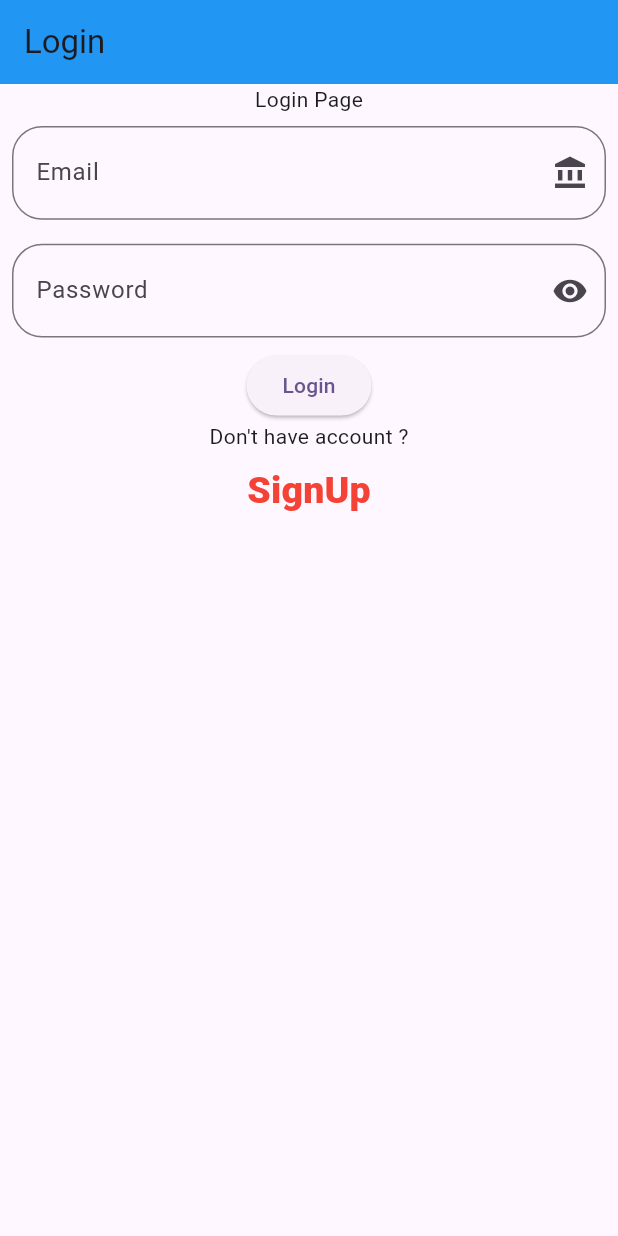
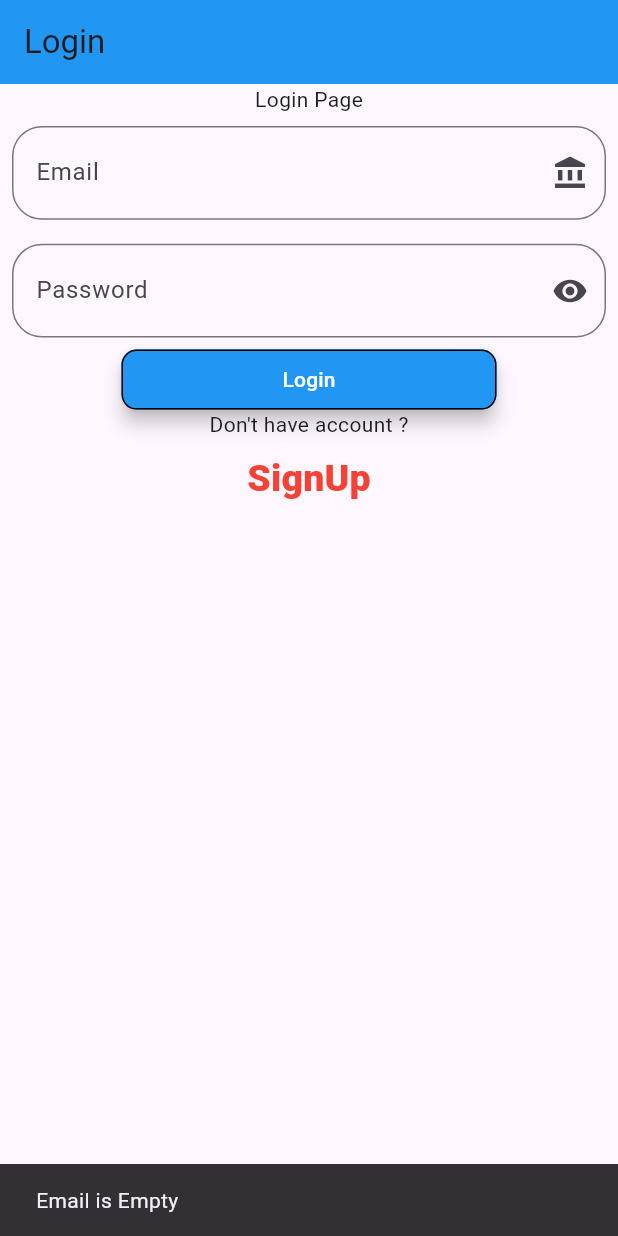
Before and after one commit to AbRehman536/Flutter_sec_9, a Flutter app: the screen it shows after launch, after a tap on "Login", on a phone screen of 412 x 824 dp. Run offline on Flutter 3.47's test engine with Material 3 defaults, Android fonts, the light colour scheme and no system bars.

Commit message:
Login Form Validation done

```diff
--- a/lib/login_form.dart
+++ b/lib/login_form.dart
@@ -1,8 +1,15 @@
 import 'package:flutter/material.dart';
 
-class LoginForm extends StatelessWidget {
+class LoginForm extends StatefulWidget {
   const LoginForm({super.key});
 
+  @override
+  State<LoginForm> createState() => _LoginFormState();
+}
+
+class _LoginFormState extends State<LoginForm> {
+  TextEditingController emailController = TextEditingController();
+  TextEditingController passwordController = TextEditingController();
   @override
   Widget build(BuildContext context) {
     return Scaffold(
@@ -15,6 +22,7 @@ class LoginForm extends StatelessWidget {
         Padding(
           padding: const EdgeInsets.all(8.0),
           child: TextField(
+            controller: emailController,
             decoration: InputDecoration(
               prefix: Icon(Icons.email),
               suffixIcon: Icon(Icons.account_balance),
@@ -30,6 +38,7 @@ class LoginForm extends StatelessWidget {
         Padding(
           padding: const EdgeInsets.all(8.0),
           child: TextField(
+            controller: passwordController,
             decoration: InputDecoration(
                 prefix: Icon(Icons.lock),
                 suffixIcon: Icon(Icons.visibility),
@@ -41,7 +50,38 @@ class LoginForm extends StatelessWidget {
             ),
           ),
         ),
-        ElevatedButton(onPressed: (){}, child: Text("Login")),
+        SizedBox(
+          height: 40,
+          width: 250,
+          child: ElevatedButton(onPressed: (){
+            if(emailController.text.isEmpty){
+              ScaffoldMessenger.of(context).showSnackBar(
+                  SnackBar(content: Text("Email is Empty")));
+              return;
+            }
+            if(passwordController.text.isEmpty){
+              ScaffoldMessenger.of(context).showSnackBar(
+                SnackBar(content: Text("Password is empty"))
+              );
+              return;
+            }
+            if(passwordController.text.length < 8){
+              ScaffoldMessenger.of(context).showSnackBar(
+                SnackBar(content: Text("Password is less than 8 digits"))
+              );
+            }
+          },style: ElevatedButton.styleFrom(
+            backgroundColor: Colors.blue,
+            foregroundColor: Colors.white,
+            elevation: 5,
+            shape: RoundedRectangleBorder(
+              borderRadius: BorderRadius.circular(10),
+            ),
+            side: BorderSide(
+              color: Colors.black
+            )
+          ) ,child: Text("Login")),
+        ),
         Text("Don't have account ?"),
         TextButton(onPressed: (){}, child: Text("SignUp",style: TextStyle(
           color: Colors.red,
```
Also changed, not shown: assets/images/first.png (added).
